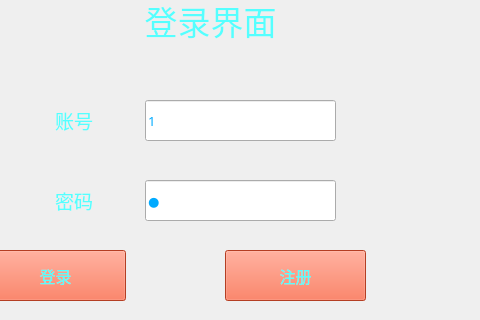
jjking619/Book-library-stsytm, file datastack/login.ui: the form before one commit; both pictures show x 295 to 775 and y 200 to 520 of the 938 by 728 pixel window.
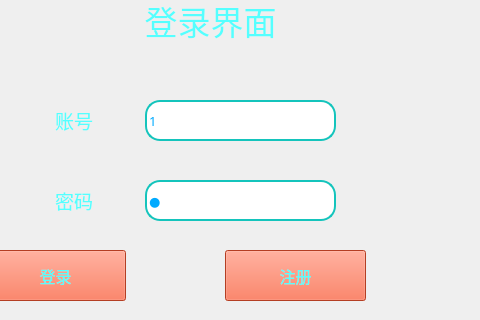
The form after the commit. Icons and pictures are not drawn.

```diff
--- a/datastack/login.ui
+++ b/datastack/login.ui
@@ -38,7 +38,8 @@
 }
 QLineEdit{
        font: 10pt &quot;楷体&quot;;
-	
+       border:2px solid rgb(20,196,188);
+       border-radius:15px;
  }
 
 QPushButton{
@@ -48,12 +49,11 @@
 	background-color: #fc5731;
 }
 QWidget#page_login{
-    
-	background-image: url(jka/jka.png);
+      
+	border-image: url(jka/login.png);
 }
 QWidget#page_register{
-	
-	border-image: url(jka/01.png);
+	border-image: url(jka/user.png);
 }
 
 
```
Left out of the diff: 6 changed lines with no effect on the pictures.
